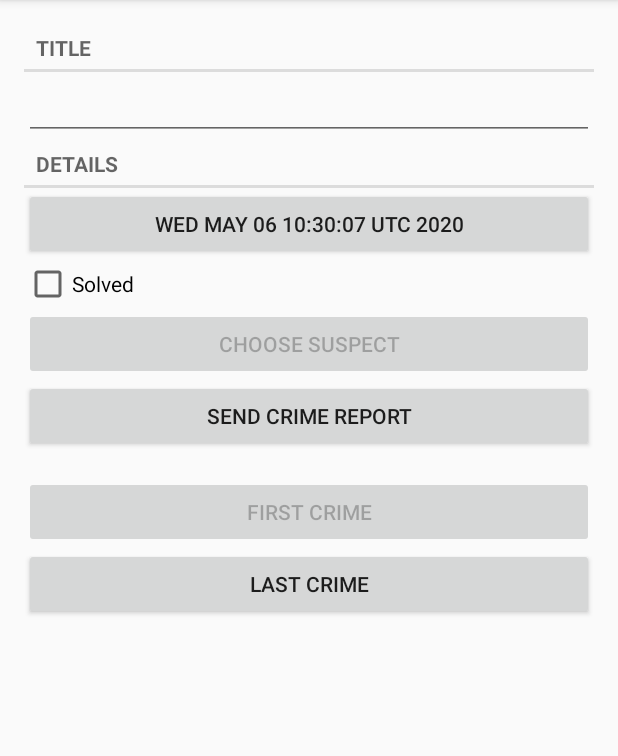
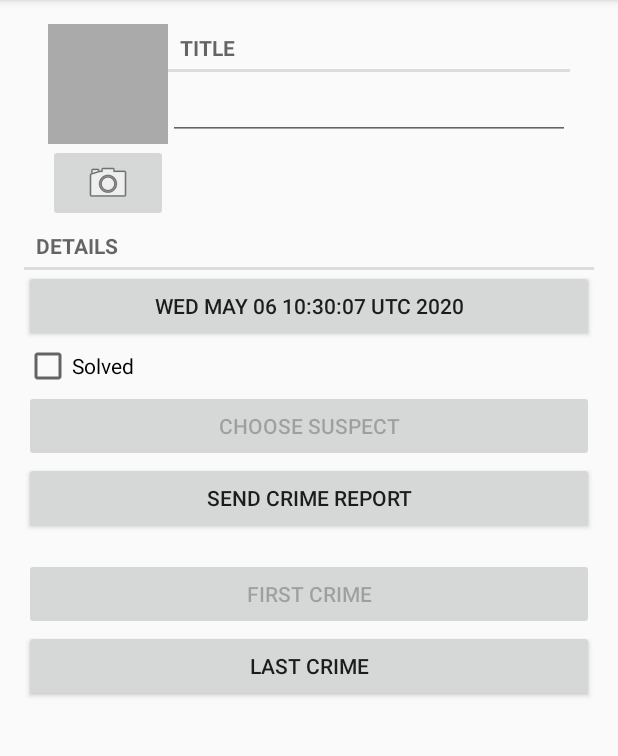
Before and after one commit to kevng2/CriminalIntent, an Android app: the CrimeFragment screen opened directly, with no data from a screen before it, on a phone screen of 412 x 824 dp, the part 84-840 px from its top. Run offline under Robolectric (Android 15) with nearby library versions, the phone set to English and light mode, and no system bars.

Commit message:
added layouts for camera and picture

```diff
--- a/app/src/main/java/com/bignerdranch/android/criminalintent/Crime.java
+++ b/app/src/main/java/com/bignerdranch/android/criminalintent/Crime.java
@@ -53,4 +53,8 @@ public class Crime {
     public void setSuspect(String suspect) {
         mSuspect = suspect;
     }
+
+    public String getPhotoFilename() {
+        return "IMG_" + getId().toString() + ".jpg";
+    }
 }
--- a/app/src/main/java/com/bignerdranch/android/criminalintent/CrimeFragment.java
+++ b/app/src/main/java/com/bignerdranch/android/criminalintent/CrimeFragment.java
@@ -2,10 +2,12 @@ package com.bignerdranch.android.criminalintent;
 import android.app.Activity;
 import android.content.Intent;
 import android.content.pm.PackageManager;
+import android.content.pm.ResolveInfo;
 import android.database.Cursor;
 import android.net.Uri;
 import android.os.Bundle;
 import android.provider.ContactsContract;
+import android.provider.MediaStore;
 import android.text.Editable;
 import android.text.TextWatcher;
 import android.text.format.DateFormat;
@@ -17,9 +19,17 @@ import android.widget.Button;
 import android.widget.CheckBox;
 import android.widget.CompoundButton;
 import android.widget.EditText;
+import android.widget.ImageButton;
+import android.widget.ImageView;
+
 import androidx.annotation.Nullable;
+import androidx.core.app.ShareCompat;
+import androidx.core.content.FileProvider;
 import androidx.fragment.app.Fragment;
+
+import java.io.File;
 import java.util.Date;
+import java.util.List;
 import java.util.UUID;
 
 public class CrimeFragment extends Fragment {
@@ -27,6 +37,7 @@ public class CrimeFragment extends Fragment {
     public static final String DIALOG_DATE = "DialogDate";
     private static final int REQUEST_DATE = 0;
     private static final int REQUEST_CONTACT = 1;
+    private static final int REQUEST_PHOTO = 2;
 
     private Crime mCrime;
     private EditText mTitleField;
@@ -34,6 +45,9 @@ public class CrimeFragment extends Fragment {
     private Button mReportButton;
     private Button mSuspectButton;
     private CheckBox mSolvedCheckBox;
+    private ImageButton mPhotoButton;
+    private ImageView mPhotoView;
+    private File mPhotoFile;
     private static final String TAG = "CrimeFragment";
 
     public static CrimeFragment newInstance(UUID crimeId) {
@@ -52,6 +66,9 @@ public class CrimeFragment extends Fragment {
         super.onCreate(savedInstanceState);
         UUID crimeId = (UUID) getArguments().getSerializable(ARG_CRIME_ID);
         mCrime = CrimeLab.get(getActivity()).getCrime(crimeId);
+
+        // stash the location of the photo file
+        mPhotoFile = CrimeLab.get(getActivity()).getPhotoFile(mCrime);
     }
 
     @Override
@@ -138,6 +155,37 @@ public class CrimeFragment extends Fragment {
             mSuspectButton.setEnabled(false);
         }
 
+        mPhotoButton = v.findViewById(R.id.crime_camera);
+        final Intent captureImage = new Intent(MediaStore.ACTION_IMAGE_CAPTURE);
+
+        final boolean canTakePhoto = mPhotoFile != null &&
+                captureImage.resolveActivity(packageManager) != null;
+
+        mPhotoButton.setOnClickListener(new View.OnClickListener() {
+            @Override
+            public void onClick(View v) {
+                // points at location serviced by FileProvider
+                // translate local filepath into a Uri the camera app can see
+                Uri uri = FileProvider.getUriForFile(getActivity(),
+                        "com.bignerdranch.android.criminalintent.fileprovider", mPhotoFile);
+
+                // pass in the URI to give a location to save the file
+                captureImage.putExtra(MediaStore.EXTRA_OUTPUT, uri);
+
+                List<ResolveInfo> cameraActivities = getActivity().getPackageManager()
+                        .queryIntentActivities(captureImage, PackageManager.MATCH_DEFAULT_ONLY);
+
+                // grant permission to write for every activity cameraImage can resolve to
+                for(ResolveInfo activity : cameraActivities) {
+                    getActivity().grantUriPermission(activity.activityInfo.packageName, uri,
+                            Intent.FLAG_GRANT_WRITE_URI_PERMISSION);
+                }
+                startActivityForResult(captureImage, REQUEST_PHOTO);
+            }
+        });
+
+        mPhotoView = v.findViewById(R.id.crime_photo);
+
         return v;
     }
 
--- a/app/src/main/java/com/bignerdranch/android/criminalintent/CrimeLab.java
+++ b/app/src/main/java/com/bignerdranch/android/criminalintent/CrimeLab.java
@@ -4,9 +4,14 @@ import android.content.Context;
 import android.database.Cursor;
 import android.database.sqlite.SQLiteDatabase;
 import android.util.Log;
+
+import androidx.core.content.FileProvider;
+
 import com.bignerdranch.android.criminalintent.database.CrimeBaseHelper;
 import com.bignerdranch.android.criminalintent.database.CrimeCursorWrapper;
 import com.bignerdranch.android.criminalintent.database.CrimeDbSchema.CrimeTable;
+
+import java.io.File;
 import java.util.ArrayList;
 import java.util.List;
 import java.util.UUID;
@@ -72,6 +77,11 @@ public class CrimeLab {
         }
     }
 
+    public File getPhotoFile(Crime crime) {
+        File filesDir = mContext.getFilesDir();
+        return new File(filesDir, crime.getPhotoFilename());
+    }
+
     public void updateCrime(Crime crime) {
         String uuidString = crime.getId().toString();
         ContentValues values = getContentValues(crime);
--- a/app/src/main/res/layout/fragment_crime.xml
+++ b/app/src/main/res/layout/fragment_crime.xml
@@ -4,6 +4,34 @@
     android:layout_width="match_parent"
     android:layout_height="match_parent"
     android:padding="16dp">
+    <LinearLayout
+        android:layout_width="match_parent"
+        android:layout_height="wrap_content"
+        android:orientation="horizontal"
+        android:layout_marginStart="16dp"
+        android:layout_marginEnd="16dp">
+        <LinearLayout
+            android:layout_width="wrap_content"
+            android:layout_height="wrap_content"
+            android:orientation="vertical">
+            <ImageView
+                android:layout_width="80dp"
+                android:layout_height="80dp"
+                android:scaleType="centerInside"
+                android:cropToPadding="true"
+                android:background="@android:color/darker_gray"
+                android:id="@+id/crime_photo"/>
+            <ImageButton
+                android:id="@+id/crime_camera"
+                android:layout_width="match_parent"
+                android:layout_height="wrap_content"
+                android:src="@android:drawable/ic_menu_camera"/>
+        </LinearLayout>
+        <LinearLayout
+            android:layout_width="0dp"
+            android:layout_height="wrap_content"
+            android:orientation="vertical"
+            android:layout_weight="1">
             <TextView
                 style="?android:listSeparatorTextViewStyle"
                 android:layout_width="match_parent"
@@ -14,6 +42,8 @@
                 android:layout_width="match_parent"
                 android:layout_height="wrap_content"
                 android:text="@string/crime_title_hint"/>
+        </LinearLayout>
+    </LinearLayout>
     <TextView
         style="?android:listSeparatorTextViewStyle"
         android:layout_width="match_parent"
--- /dev/null
+++ b/app/src/main/res/xml/files.xml
@@ -0,0 +1,4 @@
+<?xml version="1.0" encoding="utf-8"?>
+<paths>
+    <files-path name="crime-photos" path = "."/>
+</paths>
```
Also changed, not shown: app/src/main/AndroidManifest.xml (+9 -1 lines). Lines whose indentation alone changed are shown as unchanged.
